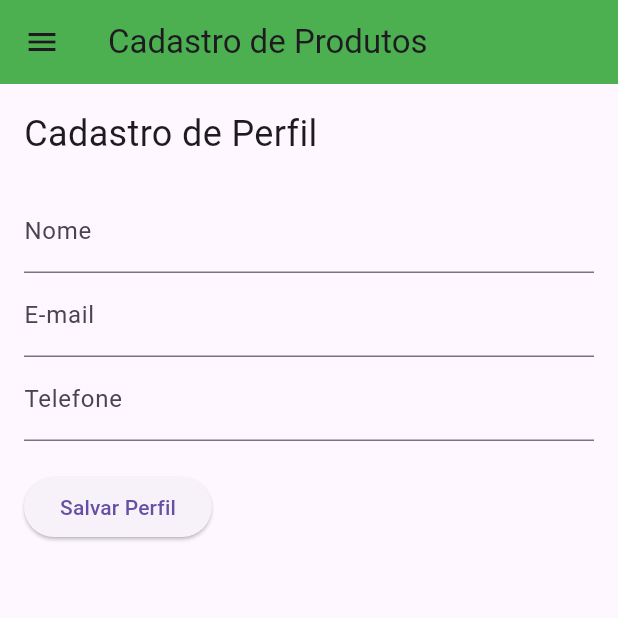
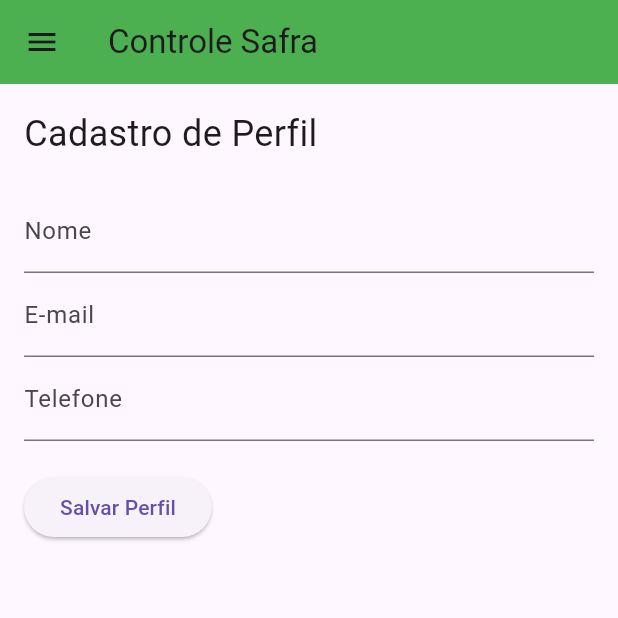
Before and after one commit to LuanMarques02/ProjetoFinal, a Flutter app: the screen it shows after launch, on a phone screen of 412 x 824 dp, the top half of it. Run offline on Flutter 3.47's test engine with Material 3 defaults, Android fonts, the phone set to English and light mode, and no system bars.

Commit message:
Telas iniciais

```diff
--- a/lib/main.dart
+++ b/lib/main.dart
@@ -8,7 +8,7 @@ class MyApp extends StatelessWidget {
   @override
   Widget build(BuildContext context) {
     return MaterialApp(
-      title: 'Cadastro de Produtos',
+      title: 'Controle Safra',
       theme: ThemeData(
         primarySwatch: Colors.green, // Define o tema verde
       ),
@@ -44,7 +44,7 @@ class _MyHomePageState extends State<MyHomePage> {
   Widget build(BuildContext context) {
     return Scaffold(
       appBar: AppBar(
-        title: Text('Cadastro de Produtos'),
+        title: Text('Controle Safra'),
         backgroundColor: Colors.green, // Define a cor do AppBar como verde
       ),
       body: Center(
@@ -72,18 +72,18 @@ class _MyHomePageState extends State<MyHomePage> {
               onTap: () => _onItemTapped(0), // Perfil primeiro
             ),
             ListTile(
-              leading: Icon(Icons.list),
-              title: Text('Produtos'),
+              leading: Icon(Icons.balance),
+              title: Text('Custos'),
               onTap: () => _onItemTapped(1),
             ),
             ListTile(
               leading: Icon(Icons.shopping_cart),
-              title: Text('Carrinho'),
+              title: Text('Insumos'),
               onTap: () => _onItemTapped(2),
             ),
             ListTile(
-              leading: Icon(Icons.help),
-              title: Text('Ajuda'),
+              leading: Icon(Icons.monetization_on_rounded),
+              title: Text('Lucro'),
               onTap: () => _onItemTapped(3),
             ),
           ],
```
